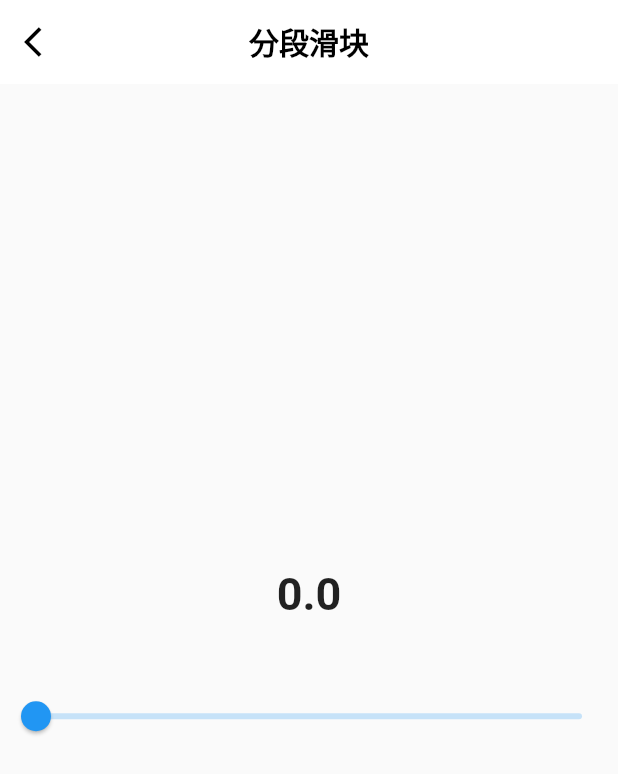
After one commit to yixiaolunhui/flutter_xy, a Flutter app: the DivisionsSliderPage screen opened directly, on a phone screen of 412 x 824 dp. The commit adds this screen. Shown: the top 774 px of the screen. Run offline on Flutter 3.47's test engine with Material 2 defaults, Android fonts, the phone set to English and light mode, and no system bars.

Commit message:
*增加分段滑块

```diff
--- a/lib/config/xy_data_config.dart
+++ b/lib/config/xy_data_config.dart
@@ -4,9 +4,11 @@ import 'package:flutter_xy/xydemo/clock/clock_page.dart';
 import 'package:flutter_xy/xydemo/code/code_page.dart';
 import 'package:flutter_xy/xydemo/ruler/ruler_page.dart';
 import 'package:flutter_xy/xydemo/ruler/semi_circle_ruler_page.dart';
+import 'package:flutter_xy/xydemo/slider/divisions_slider.dart';
 
 import '../xydemo/float/float_page.dart';
 import '../xydemo/float/operate/float_operate_page.dart';
+import '../xydemo/slider/divisions_slider_page.dart';
 import 'xy_info.dart';
 
 class UIGroupDataConfig {
@@ -78,6 +80,17 @@ class UIGroupDataConfig {
         ));
       },
     ));
+    children.add(UIGroupInfo(
+      groupName: "分段滑块",
+      desc: "分段滑块",
+      onClick: (BuildContext context) {
+        Navigator.push(context, MaterialPageRoute(
+          builder: (BuildContext context) {
+            return DivisionsSliderPage();
+          },
+        ));
+      },
+    ));
 
     return UIGroupInfo(
         groupName: "自定义Widget", children: children, isExpand: false);
--- /dev/null
+++ b/lib/xydemo/slider/divisions_slider.dart
@@ -0,0 +1,95 @@
+import 'package:flutter/material.dart';
+
+///分段滑块
+class DivisionsSlider extends StatefulWidget {
+  const DivisionsSlider({
+    Key? key,
+    required this.value,
+    required this.onChanged,
+    required this.divisions,
+    this.onChangeStart,
+    this.onChangeEnd,
+    this.min = 0.0,
+    this.max = 1.0,
+    this.label,
+    this.activeColor,
+    this.inactiveColor,
+    this.thumbColor,
+    this.mouseCursor,
+    this.semanticFormatterCallback,
+    this.focusNode,
+    this.autofocus = false,
+  }) : super(key: key);
+
+  final double value;
+  final ValueChanged<double>? onChanged;
+  final ValueChanged<double>? onChangeStart;
+  final ValueChanged<double>? onChangeEnd;
+  final double min;
+  final double max;
+  final String? label;
+  final Color? activeColor;
+  final Color? inactiveColor;
+  final Color? thumbColor;
+  final MouseCursor? mouseCursor;
+  final SemanticFormatterCallback? semanticFormatterCallback;
+  final FocusNode? focusNode;
+  final bool autofocus;
+  final List<double> divisions;
+
+  @override
+  State<DivisionsSlider> createState() => _DivisionsSliderState();
+}
+
+class _DivisionsSliderState extends State<DivisionsSlider> {
+  late double _value;
+
+  @override
+  void initState() {
+    super.initState();
+    _value = widget.value;
+  }
+
+  @override
+  Widget build(BuildContext context) {
+    return Slider(
+      value: _value,
+      onChanged: (value) {
+        updateValue(value);
+      },
+      onChangeStart: widget.onChangeStart,
+      onChangeEnd: widget.onChangeEnd,
+      min: widget.min,
+      max: widget.max,
+      label: widget.label,
+      activeColor: widget.activeColor,
+      inactiveColor: widget.inactiveColor,
+      thumbColor: widget.thumbColor,
+      mouseCursor: widget.mouseCursor,
+      semanticFormatterCallback: widget.semanticFormatterCallback,
+      focusNode: widget.focusNode,
+      autofocus: widget.autofocus,
+    );
+  }
+
+  void updateValue(double value) {
+    var minValue = double.infinity;
+    var result = 0.0;
+    for (var element in widget.divisions) {
+      double m = value - element;
+      if (m.abs() < minValue) {
+        result = element;
+        minValue = m.abs();
+      }
+    }
+    if (_value == result) {
+      return;
+    }
+    setState(() {
+      _value = result;
+      if (widget.onChanged != null) {
+        widget.onChanged?.call(_value);
+      }
+    });
+  }
+}
--- /dev/null
+++ b/lib/xydemo/slider/divisions_slider_page.dart
@@ -0,0 +1,52 @@
+import 'package:flutter/material.dart';
+import 'package:flutter_xy/xydemo/slider/divisions_slider.dart';
+
+import '../../widgets/xy_app_bar.dart';
+
+class DivisionsSliderPage extends StatefulWidget {
+  const DivisionsSliderPage({Key? key}) : super(key: key);
+
+  @override
+  State<DivisionsSliderPage> createState() => _DivisionsSliderPageState();
+}
+
+class _DivisionsSliderPageState extends State<DivisionsSliderPage> {
+  var defaultValue = 0.0;
+
+  @override
+  Widget build(BuildContext context) {
+    return Scaffold(
+        appBar: XYAppBar(
+          title: "分段滑块",
+          onBack: () {
+            Navigator.pop(context);
+          },
+        ),
+        body: Center(
+          child: Column(
+            mainAxisSize: MainAxisSize.min,
+            children: [
+              Text(
+                "$defaultValue",
+                style: const TextStyle(
+                  fontSize: 30,
+                  fontWeight: FontWeight.w600,
+                ),
+              ),
+              const SizedBox(
+                height: 40,
+              ),
+              DivisionsSlider(
+                value: defaultValue,
+                onChanged: (value) {
+                  defaultValue = value;
+                  setState(() {});
+                },
+                divisions: const [0, 10, 30, 60, 100, 150],
+                max: 150,
+              ),
+            ],
+          ),
+        ));
+  }
+}
```
